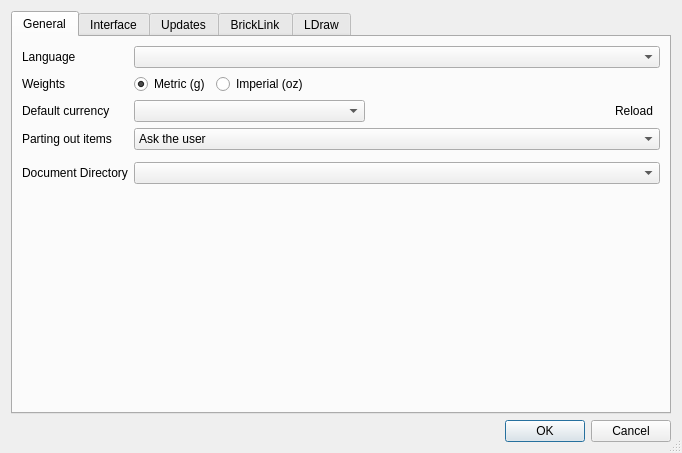
Before: the Qt Designer form src/settingsdialog.ui in rgriebl/brickstore, drawn with Qt 5.
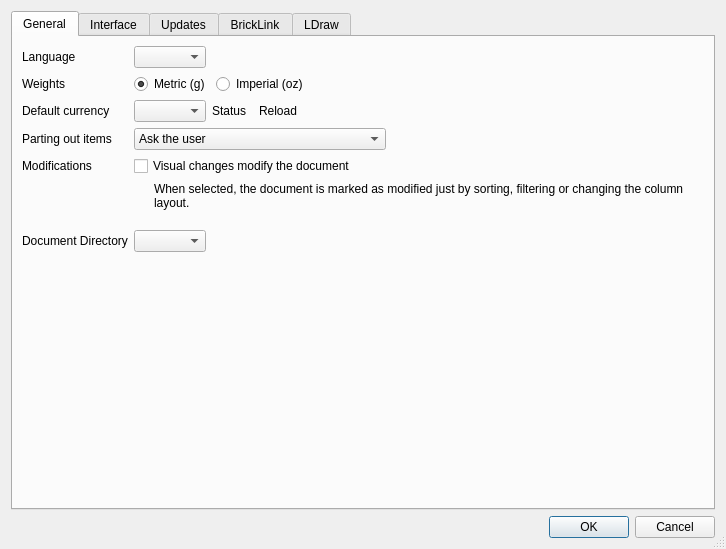
After: the same form once the commit is applied. Icons and pictures are not drawn.

The edit to the form file:
```diff
--- a/src/settingsdialog.ui
+++ b/src/settingsdialog.ui
@@ -6,8 +6,8 @@
    <rect>
     <x>0</x>
     <y>0</y>
-    <width>682</width>
-    <height>453</height>
+    <width>726</width>
+    <height>549</height>
    </rect>
   </property>
   <property name="windowTitle">
@@ -30,6 +30,9 @@
        <string>General</string>
       </attribute>
       <layout class="QFormLayout" name="formLayout_3">
+       <property name="fieldGrowthPolicy">
+        <enum>QFormLayout::ExpandingFieldsGrow</enum>
+       </property>
        <item row="0" column="0">
         <widget class="QLabel" name="label_8">
          <property name="text">
@@ -48,26 +51,7 @@
         </widget>
        </item>
        <item row="1" column="1">
-        <widget class="QWidget" name="widget" native="true">
-         <property name="minimumSize">
-          <size>
-           <width>24</width>
-           <height>0</height>
-          </size>
-         </property>
          <layout class="QHBoxLayout" name="horizontalLayout_4">
-          <property name="leftMargin">
-           <number>0</number>
-          </property>
-          <property name="topMargin">
-           <number>0</number>
-          </property>
-          <property name="rightMargin">
-           <number>0</number>
-          </property>
-          <property name="bottomMargin">
-           <number>0</number>
-          </property>
           <item>
            <widget class="QRadioButton" name="w_metric">
             <property name="text">
@@ -99,7 +83,6 @@
            </spacer>
           </item>
          </layout>
-        </widget>
        </item>
        <item row="2" column="0">
         <widget class="QLabel" name="label_27">
@@ -109,20 +92,7 @@
         </widget>
        </item>
        <item row="2" column="1">
-        <widget class="QWidget" name="widget_2" native="true">
          <layout class="QHBoxLayout" name="horizontalLayout">
-          <property name="leftMargin">
-           <number>0</number>
-          </property>
-          <property name="topMargin">
-           <number>0</number>
-          </property>
-          <property name="rightMargin">
-           <number>0</number>
-          </property>
-          <property name="bottomMargin">
-           <number>0</number>
-          </property>
           <item>
            <widget class="QComboBox" name="w_currency">
             <property name="editable">
@@ -133,7 +103,7 @@
           <item>
            <widget class="QLabel" name="w_currency_status">
             <property name="text">
-             <string/>
+            <string notr="true">Status</string>
             </property>
             <property name="textFormat">
              <enum>Qt::AutoText</enum>
@@ -146,7 +116,7 @@
              <string>Reload cross rates from the ECB</string>
             </property>
             <property name="text">
-             <string>Reload</string>
+            <string notr="true">Reload</string>
             </property>
             <property name="icon">
              <iconset theme="view-refresh">
@@ -164,42 +134,6 @@
            </widget>
           </item>
          </layout>
-        </widget>
-       </item>
-       <item row="4" column="1">
-        <widget class="QWidget" name="widget_3" native="true">
-         <layout class="QVBoxLayout" name="verticalLayout">
-          <property name="spacing">
-           <number>6</number>
-          </property>
-          <property name="leftMargin">
-           <number>0</number>
-          </property>
-          <property name="topMargin">
-           <number>0</number>
-          </property>
-          <property name="rightMargin">
-           <number>0</number>
-          </property>
-          <property name="bottomMargin">
-           <number>0</number>
-          </property>
-         </layout>
-        </widget>
-       </item>
-       <item row="5" column="0">
-        <widget class="QLabel" name="label_30">
-         <property name="text">
-          <string>Document Directory</string>
-         </property>
-        </widget>
-       </item>
-       <item row="5" column="1">
-        <widget class="QComboBox" name="w_docdir">
-         <property name="sizeAdjustPolicy">
-          <enum>QComboBox::AdjustToContents</enum>
-         </property>
-        </widget>
        </item>
        <item row="3" column="0">
         <widget class="QLabel" name="label">
@@ -227,6 +161,86 @@
          </item>
         </widget>
        </item>
+       <item row="4" column="0">
+        <widget class="QLabel" name="label_2">
+         <property name="text">
+          <string>Modifications</string>
+         </property>
+        </widget>
+       </item>
+       <item row="4" column="1">
+        <widget class="QCheckBox" name="w_modifications">
+         <property name="text">
+          <string>Visual changes modify the document</string>
+         </property>
+        </widget>
+       </item>
+       <item row="5" column="1">
+        <layout class="QHBoxLayout" name="horizontalLayout_5">
+         <property name="sizeConstraint">
+          <enum>QLayout::SetDefaultConstraint</enum>
+         </property>
+         <item>
+          <widget class="QCheckBox" name="checkBox">
+           <property name="maximumSize">
+            <size>
+             <width>16777215</width>
+             <height>0</height>
+            </size>
+           </property>
+           <property name="text">
+            <string/>
+           </property>
+          </widget>
+         </item>
+         <item>
+          <widget class="QLabel" name="w_modifications_label">
+           <property name="sizePolicy">
+            <sizepolicy hsizetype="MinimumExpanding" vsizetype="Preferred">
+             <horstretch>1</horstretch>
+             <verstretch>0</verstretch>
+            </sizepolicy>
+           </property>
+           <property name="text">
+            <string>When selected, the document is marked as modified just by sorting, filtering or changing the column layout.</string>
+           </property>
+           <property name="alignment">
+            <set>Qt::AlignLeading|Qt::AlignLeft|Qt::AlignTop</set>
+           </property>
+           <property name="wordWrap">
+            <bool>true</bool>
+           </property>
+          </widget>
+         </item>
+        </layout>
+       </item>
+       <item row="6" column="0">
+        <widget class="QLabel" name="label_30">
+         <property name="text">
+          <string>Document Directory</string>
+         </property>
+        </widget>
+       </item>
+       <item row="6" column="1">
+        <widget class="QComboBox" name="w_docdir">
+         <property name="sizeAdjustPolicy">
+          <enum>QComboBox::AdjustToContents</enum>
+         </property>
+        </widget>
+       </item>
+       <item row="7" column="1">
+        <spacer name="verticalSpacer_2">
+         <property name="orientation">
+          <enum>Qt::Vertical</enum>
+         </property>
+         <property name="sizeHint" stdset="0">
+          <size>
+           <width>20</width>
+           <height>40</height>
+          </size>
+         </property>
+        </spacer>
+       </item>
       </layout>
      </widget>
      <widget class="QWidget" name="interface">
@@ -749,6 +763,9 @@
        <string>LDraw</string>
       </attribute>
       <layout class="QFormLayout" name="formLayout_2">
+       <property name="fieldGrowthPolicy">
+        <enum>QFormLayout::ExpandingFieldsGrow</enum>
+       </property>
        <item row="0" column="0">
         <widget class="QLabel" name="label_21">
          <property name="text">
@@ -774,7 +791,7 @@
          <item>
           <widget class="QLabel" name="w_ldraw_status">
            <property name="sizePolicy">
-            <sizepolicy hsizetype="Preferred" vsizetype="Preferred">
+            <sizepolicy hsizetype="MinimumExpanding" vsizetype="Preferred">
              <horstretch>1</horstretch>
              <verstretch>0</verstretch>
             </sizepolicy>
```
Lines whose indentation alone changed are shown as unchanged.
